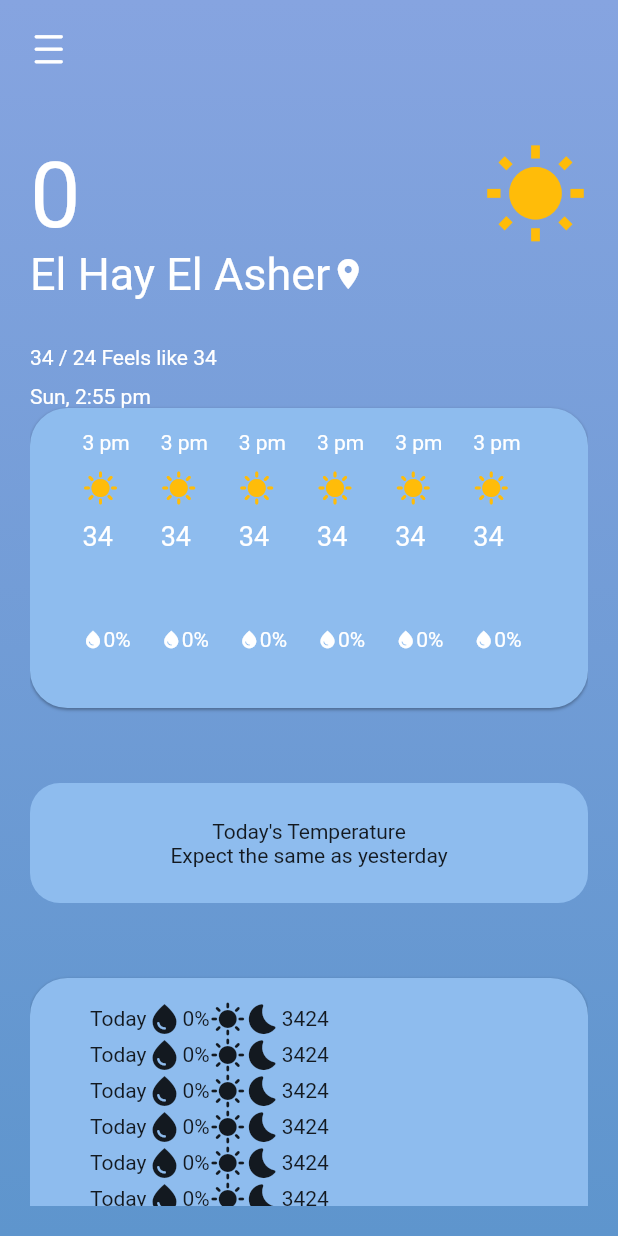
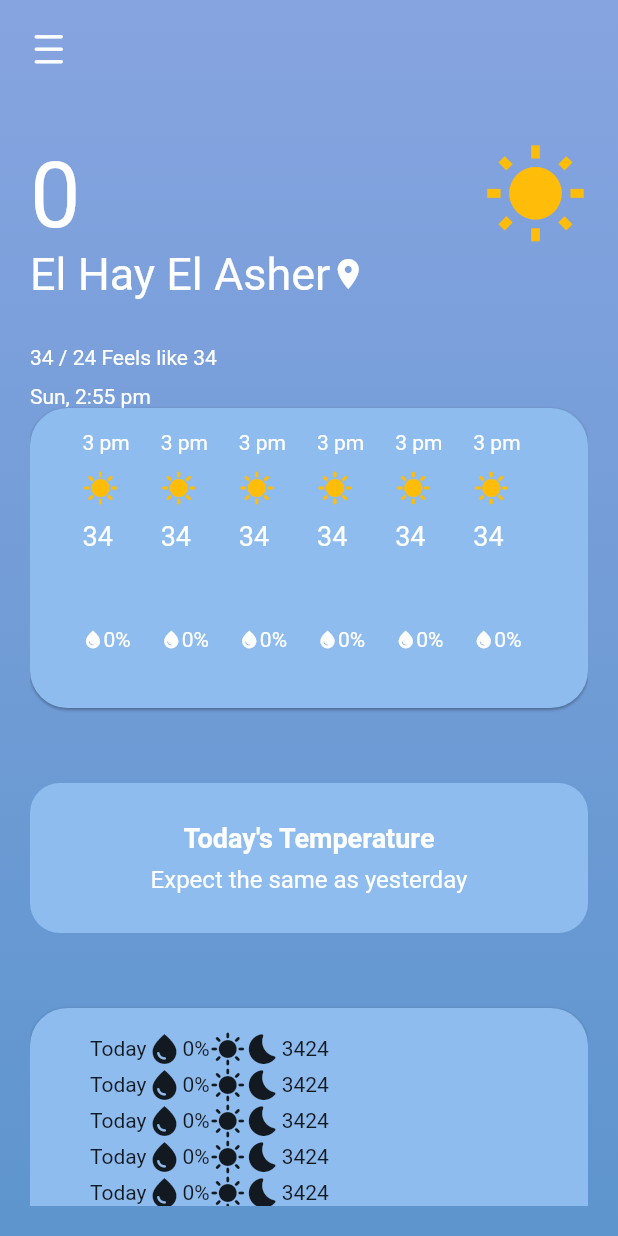
Before and after one commit to MAHMOUD3098/Weather-App, a Flutter app: the screen it shows after launch, on a phone screen of 412 x 824 dp. Run offline on Flutter 3.47's test engine with Material 2 defaults, Android fonts, the phone set to English and light mode, and no system bars; our stand-ins replace dartz, dio, dotted_line, equatable, flutter_bloc, get_it and 1 more.

Commit message:
finished today temperature container

```diff
--- a/lib/presentation/widgets/today_temperature_container.dart
+++ b/lib/presentation/widgets/today_temperature_container.dart
@@ -1,4 +1,4 @@
-import 'package:flutter/cupertino.dart';
+import 'package:flutter/material.dart';
 import 'package:weather_app/core/utils/app_colors.dart';
 
 class TodayTemperatureContainer extends StatelessWidget {
@@ -8,7 +8,7 @@ class TodayTemperatureContainer extends StatelessWidget {
   Widget build(BuildContext context) {
     return Container(
       width: double.infinity,
-      height: 80,
+      height: 100,
       decoration: BoxDecoration(
         color: AppColors.containerColor,
         borderRadius: BorderRadius.circular(20),
@@ -16,8 +16,24 @@ class TodayTemperatureContainer extends StatelessWidget {
       child: Column(
         mainAxisAlignment: MainAxisAlignment.center,
         children: const [
-          Text('Today\'s Temperature'),
-          Text('Expect the same as yesterday'),
+          Text(
+            'Today\'s Temperature',
+            style: TextStyle(
+              color: Colors.white,
+              fontSize: 18,
+              fontWeight: FontWeight.bold,
+            ),
+          ),
+          SizedBox(
+            height: 8,
+          ),
+          Text(
+            'Expect the same as yesterday',
+            style: TextStyle(
+              color: Colors.white,
+              fontSize: 16,
+            ),
+          ),
         ],
       ),
     );
```
